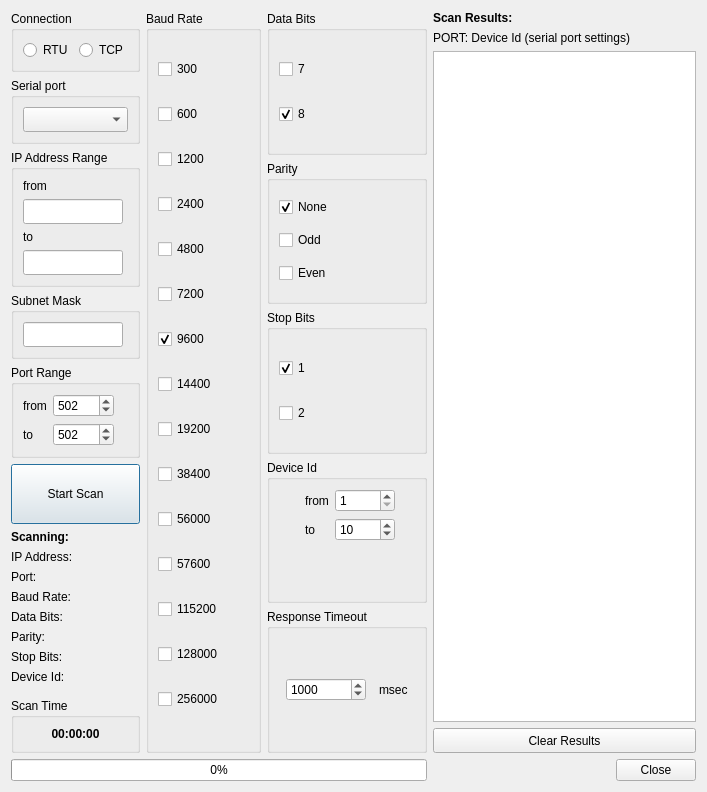
Above: omodscan/dialogs/dialogmodbusscanner.ui from sanny32/OpenModScan before the change. Below: the same form after it.
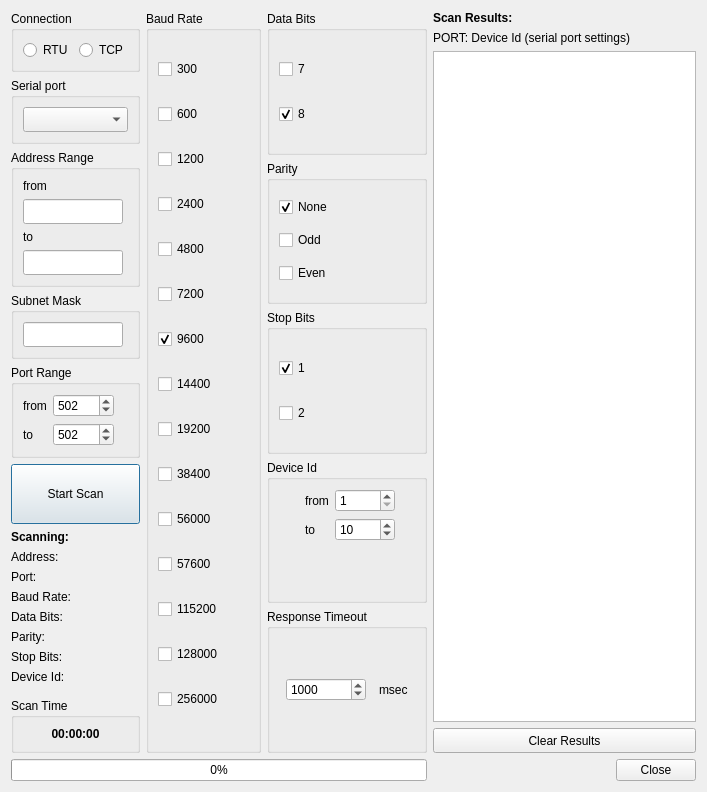
That is the form after the change. Custom widgets are drawn as their Qt base class.

Diff of the .ui file:
```diff
--- a/omodscan/dialogs/dialogmodbusscanner.ui
+++ b/omodscan/dialogs/dialogmodbusscanner.ui
@@ -202,7 +202,7 @@
        <item>
         <widget class="QGroupBox" name="groupBoxIPAddressRange">
          <property name="title">
-          <string>IP Address Range</string>
+          <string>Address Range</string>
          </property>
          <layout class="QVBoxLayout" name="verticalLayout_12">
           <item>
@@ -395,7 +395,7 @@
          <item>
           <widget class="QLabel" name="labelIPAddress">
            <property name="text">
-            <string>IP Address: </string>
+            <string>Address: </string>
            </property>
           </widget>
          </item>
```
